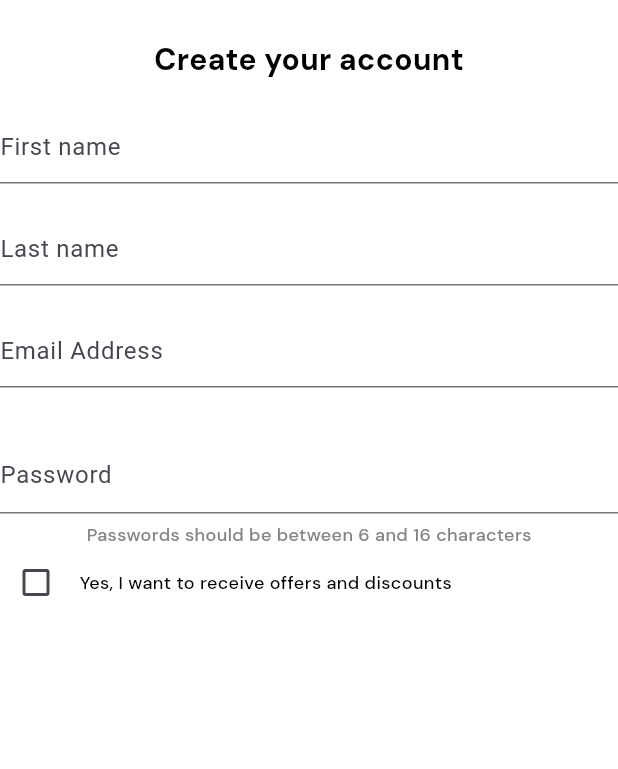
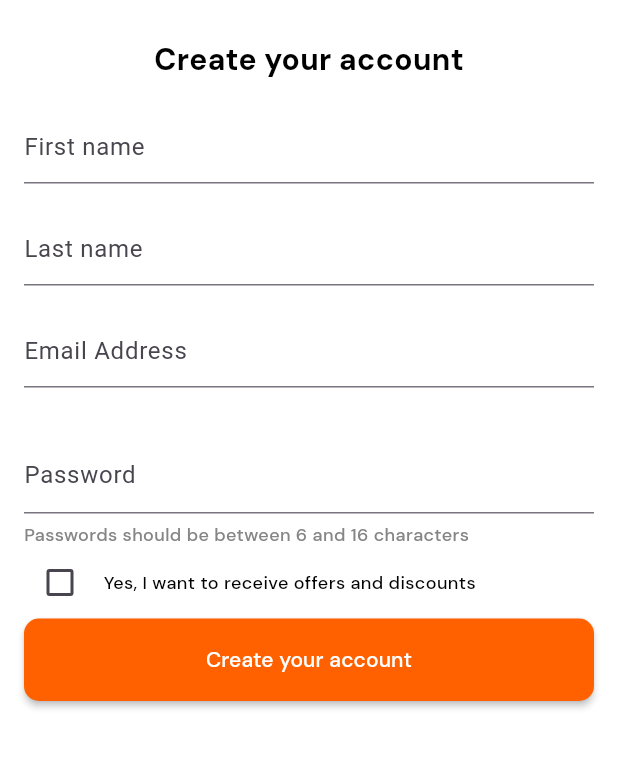
Before and after one commit to FlutterZawya/Talabat_App, a Flutter app: the screen it shows after launch, on a phone screen of 412 x 824 dp, the part 61-830 px from its top. Run offline on Flutter 3.47's test engine with Material 3 defaults, Android fonts, the phone set to English and light mode, and no system bars; our stand-ins replace device_preview, flutter_spinkit, flutter_svg, go_router.

Commit message:
create custom button

```diff
--- /dev/null
+++ b/lib/core/utils/widgets/custom_button.dart
@@ -0,0 +1,29 @@
+import 'package:flutter/material.dart';
+import 'package:talabat_app/core/utils/styles/app_colors.dart';
+import 'package:talabat_app/core/utils/styles/app_styles.dart';
+
+class CustomButton extends StatelessWidget {
+  const CustomButton({
+    super.key,
+    required this.text,
+    this.onPressed,
+  });
+  final String text;
+  final void Function()? onPressed;
+  @override
+  Widget build(BuildContext context) {
+    return MaterialButton(
+      onPressed: () {},
+      minWidth: double.infinity,
+      height: 55,
+      shape: RoundedRectangleBorder(
+        borderRadius: BorderRadius.circular(10),
+      ),
+      color: AppColors.main,
+      child: Text(
+        text,
+        style: AppStyles.medium14.copyWith(color: AppColors.white),
+      ),
+    );
+  }
+}
--- a/lib/features/auth/presentation/views/widgets/custom_sign_up_form.dart
+++ b/lib/features/auth/presentation/views/widgets/custom_sign_up_form.dart
@@ -1,7 +1,10 @@
+import 'dart:developer';
+
 import 'package:flutter/material.dart';
 import 'package:flutter/widgets.dart';
 import 'package:talabat_app/core/utils/functions/text_form_validation.dart';
 import 'package:talabat_app/core/utils/styles/app_styles.dart';
+import 'package:talabat_app/core/utils/widgets/custom_button.dart';
 import 'package:talabat_app/core/utils/widgets/custom_text_form_field.dart';
 import 'package:talabat_app/features/auth/presentation/views/widgets/custom_check_box.dart';
 import 'package:talabat_app/features/auth/presentation/views/widgets/custom_email_text_form.dart';
@@ -26,7 +29,10 @@ class _CustomSignUpFormState extends State<CustomSignUpForm> {
   Widget build(BuildContext context) {
     return Form(
         key: loginFormKey,
+        child: Padding(
+          padding: const EdgeInsets.symmetric(horizontal: 16),
           child: Column(
+            crossAxisAlignment: CrossAxisAlignment.start,
             children: [
               CustomTextFormField(
                 hintText: 'First name',
@@ -67,13 +73,31 @@ class _CustomSignUpFormState extends State<CustomSignUpForm> {
                 'Passwords should be between 6 and 16 characters',
                 style: AppStyles.medium12,
               ),
-           CustomCheckBox(value: checkBox,onChanged: (value){
+              CustomCheckBox(
+                value: checkBox,
+                onChanged: (value) {
                   setState(() {
                     checkBox = value;
                   });
-             },),
-
+                },
+              ),
+              CustomButton(
+                text: 'Create your account',
+                onPressed: () {
+                  if (loginFormKey.currentState!.validate()) {
+                    FocusScope.of(context).unfocus();
+                    emailController.clear();
+                    passwordController.clear();
+                    lastNameController.clear();
+                    firstNameController.clear();
+                    log("success");
+                  } else {
+                    log("not");
+                  }
+                },
+              ),
             ],
+          ),
         ));
   }
 }
```
Lines whose indentation alone changed are shown as unchanged.
